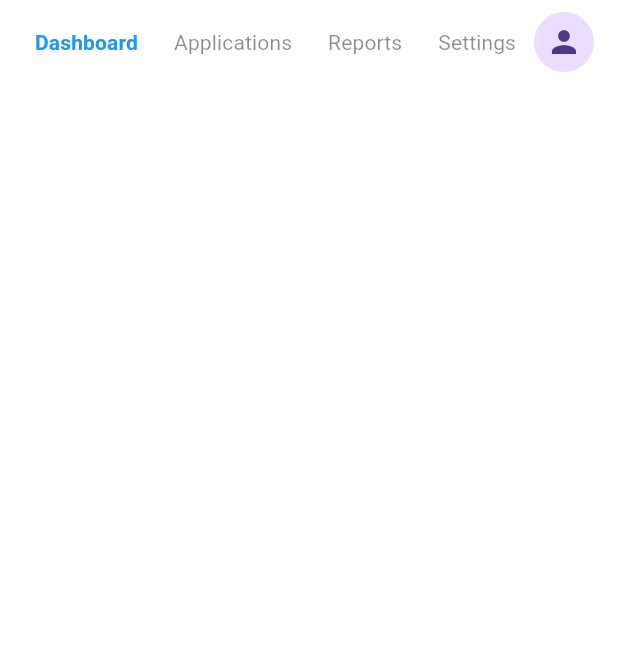
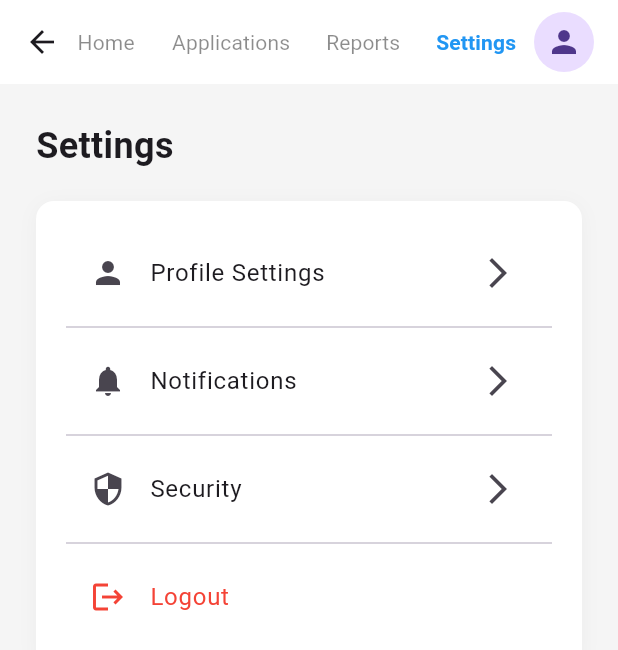
Before and after one commit to TanmayN22/DefaultX, a Flutter app: the CommonAppBar widget shown alone on an empty page, opened directly, after a tap on "Settings", on a phone screen of 412 x 824 dp. Shown: the top 650 px of the screen. Run offline on Flutter 3.47's test engine with Material 3 defaults, Android fonts, the phone set to English and light mode, and no system bars; our stand-ins replace dio, get, shared_preferences; accounts and stored records are empty.

Commit message:
70% done

```diff
--- a/lib/app/core/widgets/common_nav_bar.dart
+++ b/lib/app/core/widgets/common_nav_bar.dart
@@ -16,7 +16,7 @@ class CommonAppBar extends StatelessWidget implements PreferredSizeWidget {
       backgroundColor: Colors.white,
       elevation: 0,
       actions: [
-        _buildNavButton('Dashboard', '/dashboard'),
+        _buildNavButton('Home', '/home'),
         _buildNavButton('Applications', '/applications'),
         _buildNavButton('Reports', '/reports'),
         _buildNavButton('Settings', '/settings'),
--- a/lib/app/modules/applicant_management/bindings/applicant_management_binding.dart
+++ b/lib/app/modules/applicant_management/bindings/applicant_management_binding.dart
@@ -1,10 +1,14 @@
-// File: lib/app/modules/applicant_management/bindings/applicant_management_binding.dart
 import 'package:get/get.dart';
 import '../controllers/applicant_management_controller.dart';
+import '../../../data/repositories/applicant_repository.dart';
 
 class ApplicantManagementBinding extends Bindings {
   @override
   void dependencies() {
+    // First put the repository
+    Get.lazyPut<ApplicantRepository>(() => ApplicantRepository());
+
+    // Then put the controller with the repository dependency
     Get.lazyPut<ApplicantManagementController>(
       () => ApplicantManagementController(),
     );
--- a/lib/app/modules/home/views/home_view.dart
+++ b/lib/app/modules/home/views/home_view.dart
@@ -15,7 +15,7 @@ class HomeView extends GetView<HomeController> {
   Widget build(BuildContext context) {
     return Scaffold(
       backgroundColor: Color(0xFFF5F5F5),
-      appBar: CommonAppBar(currentPage: 'Dashboard'),
+      appBar: CommonAppBar(currentPage: 'Home'),
       body: SingleChildScrollView(
         padding: EdgeInsets.only(top: 24, bottom: 24, left: 100, right: 100),
         child: Column(
--- /dev/null
+++ b/lib/app/modules/settings/views/settings_view.dart
@@ -0,0 +1,75 @@
+import 'package:defaultx/app/core/widgets/common_nav_bar.dart';
+import 'package:defaultx/app/routes/app_routes.dart';
+import 'package:flutter/material.dart';
+import 'package:get/get.dart';
+
+class SettingsView extends StatelessWidget {
+  @override
+  Widget build(BuildContext context) {
+    return Scaffold(
+      backgroundColor: Color(0xFFF5F5F5),
+      appBar: CommonAppBar(currentPage: 'Settings'),
+      body: Padding(
+        padding: EdgeInsets.all(24),
+        child: Column(
+          crossAxisAlignment: CrossAxisAlignment.start,
+          children: [
+            Text(
+              'Settings',
+              style: TextStyle(fontSize: 24, fontWeight: FontWeight.w600),
+            ),
+            SizedBox(height: 20),
+            Container(
+              padding: EdgeInsets.all(20),
+              decoration: BoxDecoration(
+                color: Colors.white,
+                borderRadius: BorderRadius.circular(12),
+                boxShadow: [
+                  BoxShadow(
+                    color: Colors.grey.withOpacity(0.1),
+                    spreadRadius: 0,
+                    blurRadius: 10,
+                    offset: Offset(0, 2),
+                  ),
+                ],
+              ),
+              child: Column(
+                crossAxisAlignment: CrossAxisAlignment.start,
+                children: [
+                  ListTile(
+                    leading: Icon(Icons.person),
+                    title: Text('Profile Settings'),
+                    trailing: Icon(Icons.arrow_forward_ios),
+                    onTap: () {},
+                  ),
+                  Divider(),
+                  ListTile(
+                    leading: Icon(Icons.notifications),
+                    title: Text('Notifications'),
+                    trailing: Icon(Icons.arrow_forward_ios),
+                    onTap: () {},
+                  ),
+                  Divider(),
+                  ListTile(
+                    leading: Icon(Icons.security),
+                    title: Text('Security'),
+                    trailing: Icon(Icons.arrow_forward_ios),
+                    onTap: () {},
+                  ),
+                  Divider(),
+                  ListTile(
+                    leading: Icon(Icons.logout, color: Colors.red),
+                    title: Text('Logout', style: TextStyle(color: Colors.red)),
+                    onTap: () {
+                      Get.offAllNamed(AppRoutes.LOGIN);
+                    },
+                  ),
+                ],
+              ),
+            ),
+          ],
+        ),
+      ),
+    );
+  }
+}
--- a/lib/app/routes/app_pages.dart
+++ b/lib/app/routes/app_pages.dart
@@ -1,4 +1,8 @@
+import 'package:defaultx/app/modules/applicant_management/bindings/applicant_management_binding.dart';
+import 'package:defaultx/app/modules/applicant_management/views/applicant_management_view.dart';
 import 'package:defaultx/app/modules/login/views/login_screen.dart';
+import 'package:defaultx/app/modules/reports/views/reports_view.dart';
+import 'package:defaultx/app/modules/settings/views/settings_view.dart';
 import 'package:defaultx/app/routes/app_routes.dart';
 import 'package:get/get.dart';
 
@@ -20,5 +24,12 @@ class AppPages {
       page: () => const HomeView(),
       binding: HomeBinding(),
     ),
+    GetPage(
+      name: AppRoutes.APPLICATIONS,
+      page: () => ApplicantManagementView(),
+      binding: ApplicantManagementBinding(),
+    ),
+    GetPage(name: AppRoutes.REPORTS, page: () => ReportsView()),
+    GetPage(name: AppRoutes.SETTINGS, page: () => SettingsView()),
   ];
 }
--- a/lib/app/routes/app_routes.dart
+++ b/lib/app/routes/app_routes.dart
@@ -1,4 +1,7 @@
 abstract class AppRoutes {
   static const LOGIN = '/login';
   static const HOME = '/home';
+  static const APPLICATIONS = '/applications';
+  static const REPORTS = '/reports';
+  static const SETTINGS = '/settings';
 }
```
Also changed, not shown: lib/app/modules/applicant_management/views/applicant_management_view.dart (+24 -32 lines), lib/app/modules/home/controllers/home_controller.dart (+5 -5 lines), lib/app/modules/reports/views/reports_view.dart (added, +44 -0 lines).
